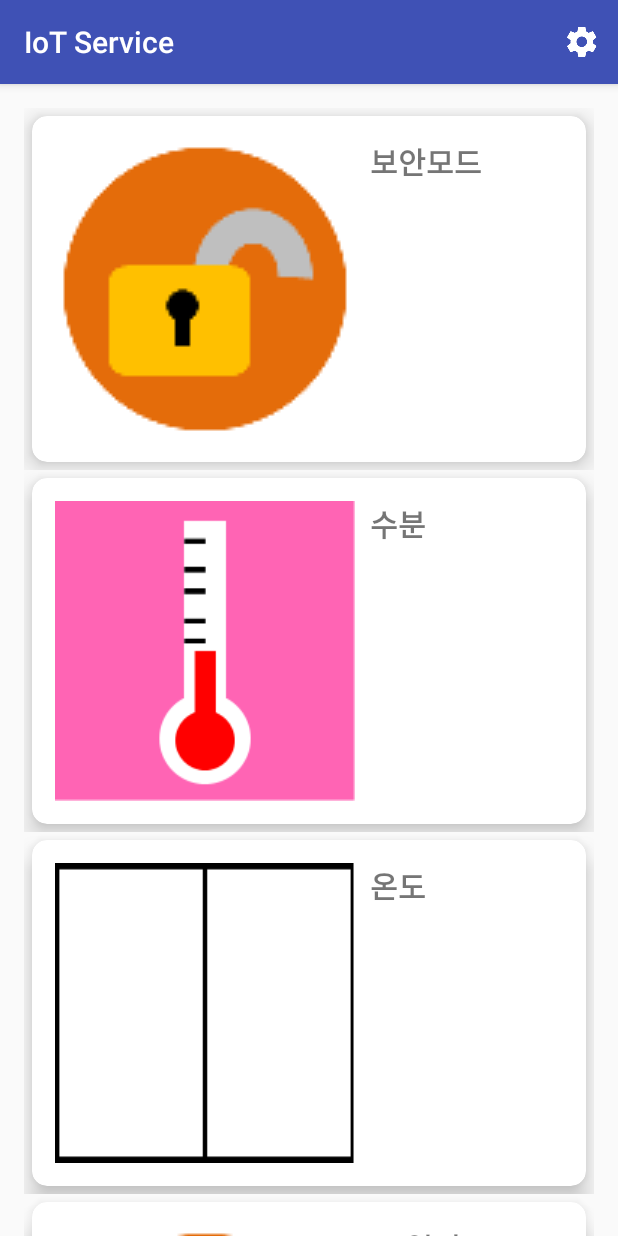
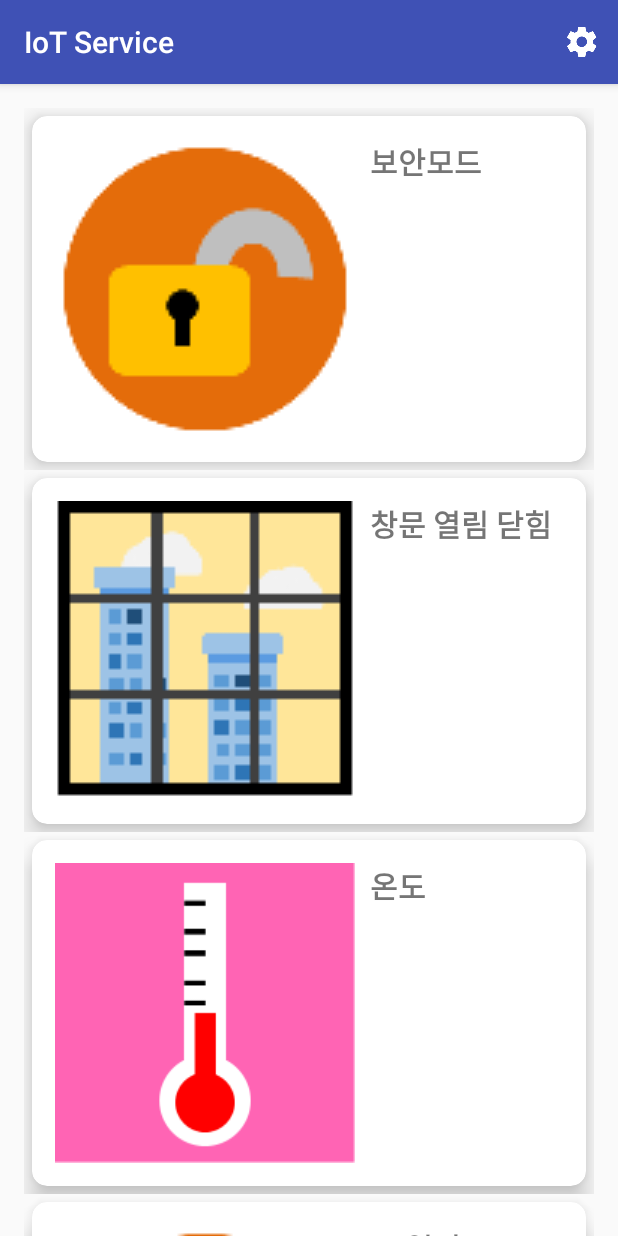
Before and after one commit to abcdragon/Wifi_Iot_App, an Android app: the screen it shows after launch (MainActivity), after a tap on "보안모드", on a phone screen of 412 x 824 dp. Run offline under Robolectric (Android 15) with nearby library versions, the phone set to English and light mode, and no system bars.

Commit message:
20161012_1
이름 바꿈 사소한 버그 고침

```diff
--- a/app/src/main/java/bro/myapplication/MainActivity.java
+++ b/app/src/main/java/bro/myapplication/MainActivity.java
@@ -106,10 +106,10 @@ public class MainActivity extends AppCompatActivity {
         // cardview에 들어갈 item 설정
         List<Item> items = new ArrayList<>();
         Item[] item = new Item[ITEM_SIZE];
-        item[0] = new Item(R.drawable.ccccc, "보안모드", value_1);
-        item[1] = new Item(R.drawable.aaaaa, "수분", value_2);
-        item[2] = new Item(R.drawable.bbbbb, "온도", value_3);
-        item[3] = new Item(R.drawable.ddddd, "문 열기", value_4);
+        item[0] = new Item(R.drawable.rock_close, "보안모드", value_1);
+        item[1] = new Item(R.drawable.window, "창문 열림 닫힘", value_2);
+        item[2] = new Item(R.drawable.temp, "온도", value_3);
+        item[3] = new Item(R.drawable.rock_open, "문 열기", value_4);
 
         for (int i = 0; i < ITEM_SIZE; i++) {
             items.add(item[i]);
@@ -184,10 +184,10 @@ public class MainActivity extends AppCompatActivity {
 
             List<Item> items = new ArrayList<>();
             Item[] item = new Item[ITEM_SIZE];
-            item[0] = new Item(R.drawable.ddddd, "보안모드", value_1);
-            item[1] = new Item(R.drawable.aaaaa, "수분", value_2);
-            item[2] = new Item(R.drawable.bbbbb, "온도", value_3);
-            item[3] = new Item(R.drawable.ccccc, "#4", value_4);
+            item[0] = new Item(R.drawable.rock_close, "보안모드", value_1);
+            item[1] = new Item(R.drawable.window, "창문 열림 닫힘", value_2);
+            item[2] = new Item(R.drawable.temp, "온도", value_3);
+            item[3] = new Item(R.drawable.rock_open, "문 열기", value_4);
 
             for (int i = 0; i < ITEM_SIZE; i++) {
                 items.add(item[i]);
--- a/app/src/main/java/bro/myapplication/RecyclerAdapter.java
+++ b/app/src/main/java/bro/myapplication/RecyclerAdapter.java
@@ -36,8 +36,8 @@ public class RecyclerAdapter extends RecyclerView.Adapter<RecyclerAdapter.ViewHo
     public void onBindViewHolder(final ViewHolder holder, int position) {
         final Item item = items.get(position);
         Drawable drawable = ContextCompat.getDrawable(context, item.getImage());
-        final Drawable changeDrawable_1 = ContextCompat.getDrawable(context, R.drawable.ccccc);
-        final Drawable changeDrawable_2 = ContextCompat.getDrawable(context, R.drawable.ddddd);
+        final Drawable changeDrawable_1 = ContextCompat.getDrawable(context, R.drawable.rock_close);
+        final Drawable changeDrawable_2 = ContextCompat.getDrawable(context, R.drawable.rock_open);
         holder.image.setBackground(drawable);
         holder.title.setText(item.getTitle());
         holder.value.setText(item.getValue());
@@ -45,7 +45,7 @@ public class RecyclerAdapter extends RecyclerView.Adapter<RecyclerAdapter.ViewHo
             @Override
             public void onClick(View view) {
             if(item.getTitle().equals("보안모드")){
-                if(item.getImage() == R.drawable.ccccc) holder.image.setBackground(changeDrawable_2);
+                if(item.getImage() == R.drawable.rock_close) holder.image.setBackground(changeDrawable_2);
 
                 else holder.image.setBackground(changeDrawable_1);
             }
```
Also changed, not shown: app/src/main/res/drawable-xxhdpi/bbbbb.png (deleted), app/src/main/res/drawable-xxhdpi/rock_close.png (renamed from app/src/main/res/drawable-xxhdpi/ccccc.png), app/src/main/res/drawable-xxhdpi/rock_open.png (renamed from app/src/main/res/drawable-xxhdpi/ddddd.png), app/src/main/res/drawable-xxhdpi/temp.png (renamed from app/src/main/res/drawable-xxhdpi/aaaaa.png), app/src/main/res/drawable-xxhdpi/window.png (added).
